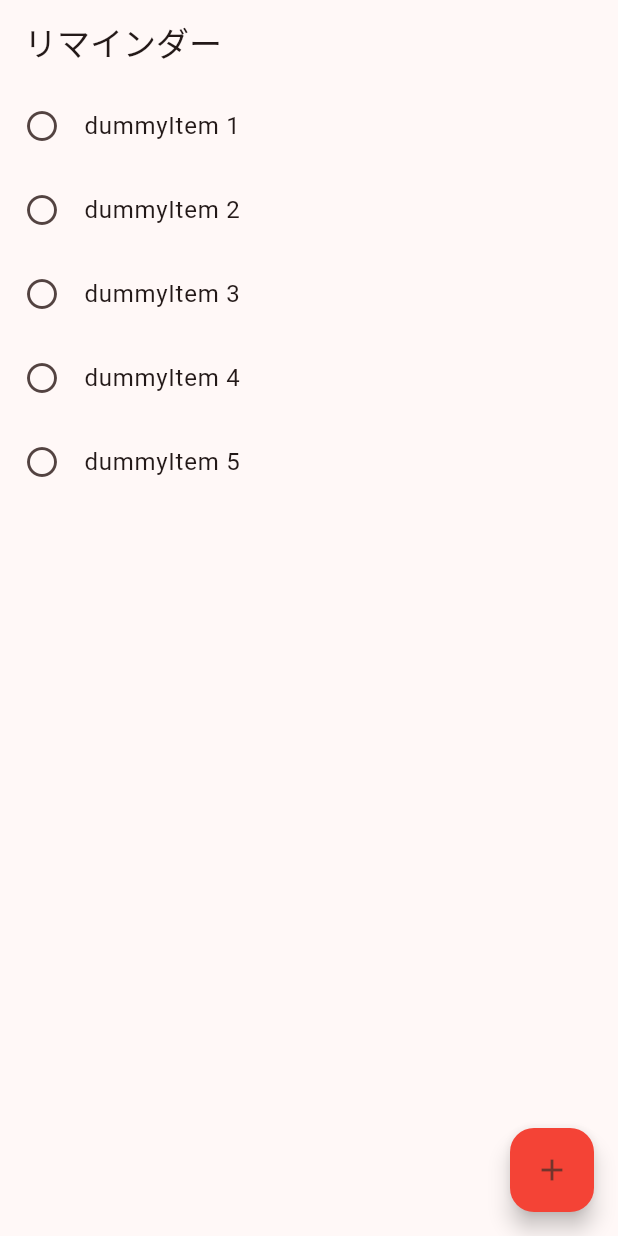
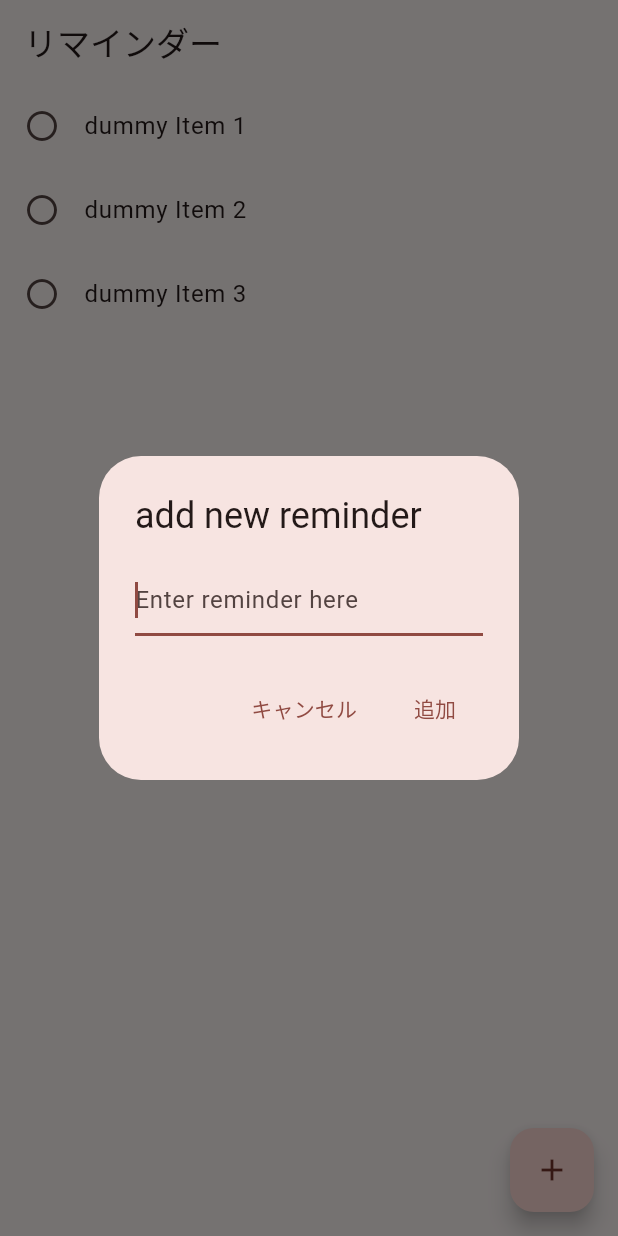
Before and after one commit to szknuts/reminder, a Flutter app: the screen it shows after launch, after a tap on the "add" icon, on a phone screen of 412 x 824 dp. Run offline on Flutter 3.47's test engine with Material 3 defaults, Android fonts, the phone set to English and light mode, and no system bars.

Commit message:
add 新規タスク

```diff
--- a/lib/main.dart
+++ b/lib/main.dart
@@ -30,13 +30,15 @@ class ReminderHomePage extends StatefulWidget {
 }
 
 class _ReminderHomePageState extends State<ReminderHomePage> {
-  List<String> items = [
-    'dummyItem 1',
-    'dummyItem 2',
-    'dummyItem 3',
-    'dummyItem 4',
-    'dummyItem 5',
-  ];
+  List<String> items = ['dummy Item 1', 'dummy Item 2', 'dummy Item 3'];
+
+  final TextEditingController _textController = TextEditingController();
+
+  @override
+  void dispose() {
+    _textController.dispose();
+    super.dispose();
+  }
 
   @override
   Widget build(BuildContext context) {
@@ -55,9 +57,45 @@ class _ReminderHomePageState extends State<ReminderHomePage> {
 
       floatingActionButton: FloatingActionButton(
         onPressed: () {
-          //
+          showDialog(
+            context: context,
+            builder: (BuildContext context) {
+              return AlertDialog(
+                title: const Text("add new reminder"),
+
+                content: TextField(
+                  controller: _textController,
+                  decoration: const InputDecoration(
+                    hintText: "Enter reminder here",
+                  ),
+                  autofocus: true,
+                ),
+
+                actions: <Widget>[
+                  TextButton(
+                    child: const Text("キャンセル"),
+                    onPressed: () {
+                      _textController.clear();
+                      Navigator.of(context).pop();
+                    },
+                  ),
+                  TextButton(
+                    child: const Text("追加"),
+                    onPressed: () {
+                      if (_textController.text.isNotEmpty) {
+                        setState(() {
+                          items.add(_textController.text);
+                          _textController.clear();
+                        });
+                        Navigator.of(context).pop();
+                      }
+                    },
+                  ),
+                ],
+              );
+            },
+          );
         },
-        backgroundColor: Colors.red,
         tooltip: "Add Reminder",
         child: const Icon(Icons.add),
       ),
```
